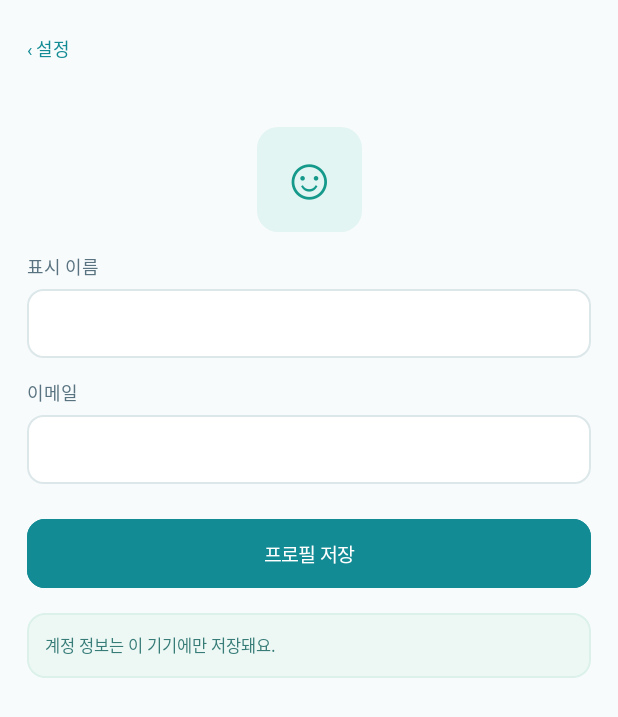
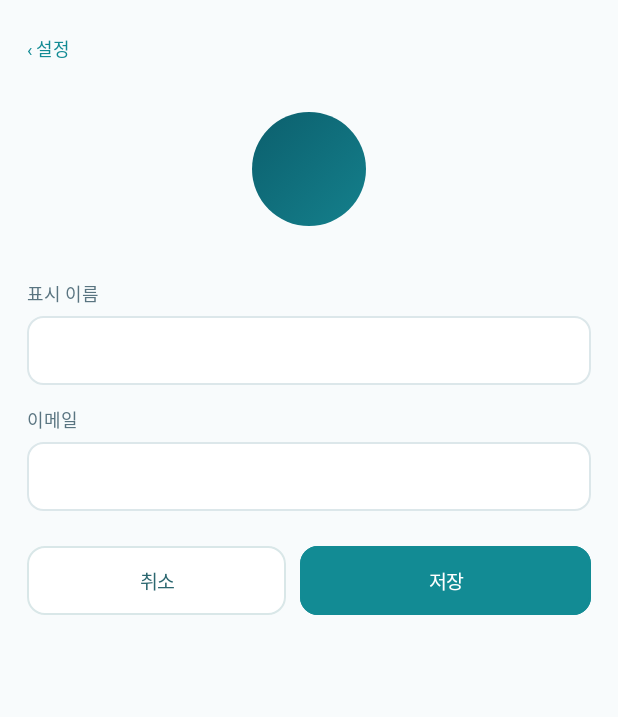
Before and after one commit to cau-medicheck/MediCheck, an Android app built with Jetpack Compose: the composable S21ProfileScreen called with empty values, on a phone screen of 412 x 824 dp. Shown: the top 717 px of the screen. Run offline under Robolectric (Android 15) with nearby library versions, the phone set to English and light mode, and no system bars; Roboto replaces fonts that are not available here; 5 statements that could not run were skipped.

Commit message:
프로필 수정 화면 다시 디자인 (#122)
가운데 청록 동그라미(이름 첫 글자) + 이름·이메일, 아래 취소·저장 한 줄.
'이 기기에만 저장' 안내 상자 삭제.

```diff
--- a/app/src/main/java/com/cau/medicheck/ui/screens/settings/S21ProfileScreen.kt
+++ b/app/src/main/java/com/cau/medicheck/ui/screens/settings/S21ProfileScreen.kt
@@ -1,10 +1,16 @@
 package com.cau.medicheck.ui.screens.settings
 
-import androidx.compose.foundation.layout.Spacer
-import androidx.compose.foundation.layout.height
+import androidx.compose.foundation.background
+import androidx.compose.foundation.layout.Arrangement
+import androidx.compose.foundation.layout.Box
+import androidx.compose.foundation.layout.Column
+import androidx.compose.foundation.layout.Row
 import androidx.compose.foundation.layout.padding
+import androidx.compose.foundation.layout.size
+import androidx.compose.foundation.shape.CircleShape
 import androidx.compose.foundation.text.KeyboardActions
 import androidx.compose.foundation.text.KeyboardOptions
+import androidx.compose.material3.Text
 import androidx.compose.runtime.Composable
 import androidx.compose.runtime.getValue
 import androidx.compose.runtime.mutableStateOf
@@ -12,26 +18,34 @@ import androidx.compose.runtime.saveable.rememberSaveable
 import androidx.compose.runtime.setValue
 import androidx.compose.ui.Alignment
 import androidx.compose.ui.Modifier
+import androidx.compose.ui.draw.clip
 import androidx.compose.ui.focus.FocusDirection
+import androidx.compose.ui.graphics.Brush
+import androidx.compose.ui.graphics.Color
 import androidx.compose.ui.platform.LocalFocusManager
 import androidx.compose.ui.res.stringResource
+import androidx.compose.ui.semantics.clearAndSetSemantics
+import androidx.compose.ui.text.font.FontWeight
 import androidx.compose.ui.text.input.ImeAction
 import androidx.compose.ui.text.input.KeyboardCapitalization
 import androidx.compose.ui.text.input.KeyboardType
 import androidx.compose.ui.unit.dp
+import androidx.compose.ui.unit.sp
 import com.cau.medicheck.R
 import com.cau.medicheck.domain.AuthValidator
-import com.cau.medicheck.ui.components.Avatar
 import com.cau.medicheck.ui.components.BackLink
+import com.cau.medicheck.ui.components.ButtonKind
 import com.cau.medicheck.ui.components.FieldLabel
 import com.cau.medicheck.ui.components.FormField
-import com.cau.medicheck.ui.components.Glyph
 import com.cau.medicheck.ui.components.McButton
 import com.cau.medicheck.ui.components.McScreenColumn
-import com.cau.medicheck.ui.components.Notice
 import com.cau.medicheck.ui.components.ScreenIntro
 import com.cau.medicheck.ui.theme.Gap16
 import com.cau.medicheck.ui.theme.Gap22
+import com.cau.medicheck.ui.theme.HeroDeepEnd
+import com.cau.medicheck.ui.theme.HeroDeepStart
+import com.cau.medicheck.ui.theme.Muted
+import com.cau.medicheck.ui.theme.Navy
 
 /**
  * S21 프로필 관리 (v3 profile()).
@@ -62,8 +76,8 @@ fun S21ProfileScreen(
     McScreenColumn(paneTitle = stringResource(R.string.screen_title_s21)) {
         BackLink(stringResource(R.string.s20_back), onBack)
         ScreenIntro(modifier = Modifier.padding(top = Gap16))
-        Spacer(Modifier.height(Gap22))
-        Avatar(Glyph.PROFILE, Modifier.align(Alignment.CenterHorizontally), size = 70.dp, fontSize = 34)
+        // 가운데 청록 동그라미 + 이름·이메일. 입력하는 대로 바로 바뀐다 (2026-11-25 시안 B)
+        ProfileBadge(nameInput.trim(), emailInput.trim(), Modifier.align(Alignment.CenterHorizontally).padding(top = 12.dp, bottom = 6.dp))
 
         val nameLabel = stringResource(R.string.s21_label_name)
         FieldLabel(nameLabel)
@@ -94,8 +108,30 @@ fun S21ProfileScreen(
             keyboardActions = KeyboardActions(onDone = { submit() })
         )
 
-        Spacer(Modifier.height(Gap22))
-        McButton(text = stringResource(R.string.s21_save), onClick = submit, full = true, loading = saving)
-        Notice(stringResource(R.string.s21_notice), Modifier.padding(top = Gap16))
+        // 아래 단추 둘: 취소(흰) · 저장(청록). 시안 비율 1 : 1.12
+        Row(horizontalArrangement = Arrangement.spacedBy(9.dp), modifier = Modifier.padding(top = Gap22)) {
+            McButton(stringResource(R.string.action_cancel), onBack, Modifier.weight(1f), ButtonKind.WHITE, full = true, enabled = !saving)
+            McButton(stringResource(R.string.s21_save), submit, Modifier.weight(1.12f), full = true, loading = saving)
+        }
     }
 }
+
+/** 청록 동그라미(이름 첫 글자) + 아래 "이름님" · 이메일. 이름이 비어 있으면 동그라미는 비워 둔다 */
+@Composable
+private fun ProfileBadge(name: String, email: String, modifier: Modifier = Modifier) {
+    Column(horizontalAlignment = Alignment.CenterHorizontally, modifier = modifier.clearAndSetSemantics { }) {
+        Box(
+            contentAlignment = Alignment.Center,
+            modifier = Modifier
+                .size(76.dp)
+                .clip(CircleShape)
+                .background(Brush.linearGradient(listOf(HeroDeepStart, HeroDeepEnd)))
+        ) {
+            Text(name.take(1), fontSize = 32.sp, fontWeight = FontWeight.ExtraBold, color = Color.White)
+        }
+        if (name.isNotEmpty()) {
+            Text(stringResource(R.string.s19_name, name), fontSize = 16.sp, fontWeight = FontWeight.ExtraBold, color = Navy, modifier = Modifier.padding(top = 9.dp))
+        }
+        Text(email, fontSize = 12.sp, color = Muted, modifier = Modifier.padding(top = 2.dp))
+    }
+}
--- a/app/src/main/res/values/strings.xml
+++ b/app/src/main/res/values/strings.xml
@@ -673,9 +673,8 @@
     <string name="s20_formula_desc">예정 시각이 된 회차는 건너뜀과 미복용까지 모두 분모에 포함합니다. 아직 예정 시각이 되지 않은 회차(내일 이후, 오늘 남은 회차)는 미리 복용 완료로 기록했더라도 분모와 분자에서 모두 뺍니다. 계산할 회차가 없으면 N/A로 표시하고, 백분율은 반올림합니다. 지난 시간의 미복용을 자동으로 건너뜀으로 바꾸지 않습니다.</string>
 
     <string name="s21_label_name">표시 이름</string>
-    <string name="s21_save">프로필 저장</string>
+    <string name="s21_save">저장</string>
     <!-- 프로토타입 원문 "실제 사용자 인증 및 계정 정보 변경은 인증 기술을 결정한 뒤 연결해야 합니다.": 실제로 바뀌므로 고쳤다 -->
-    <string name="s21_notice">계정 정보는 이 기기에만 저장돼요.</string>
     <string name="s21_toast_saved">프로필이 수정되었습니다.</string>
     <string name="s21_toast_failed">프로필을 저장하지 못했습니다. 다시 시도해주세요.</string>
 
```
